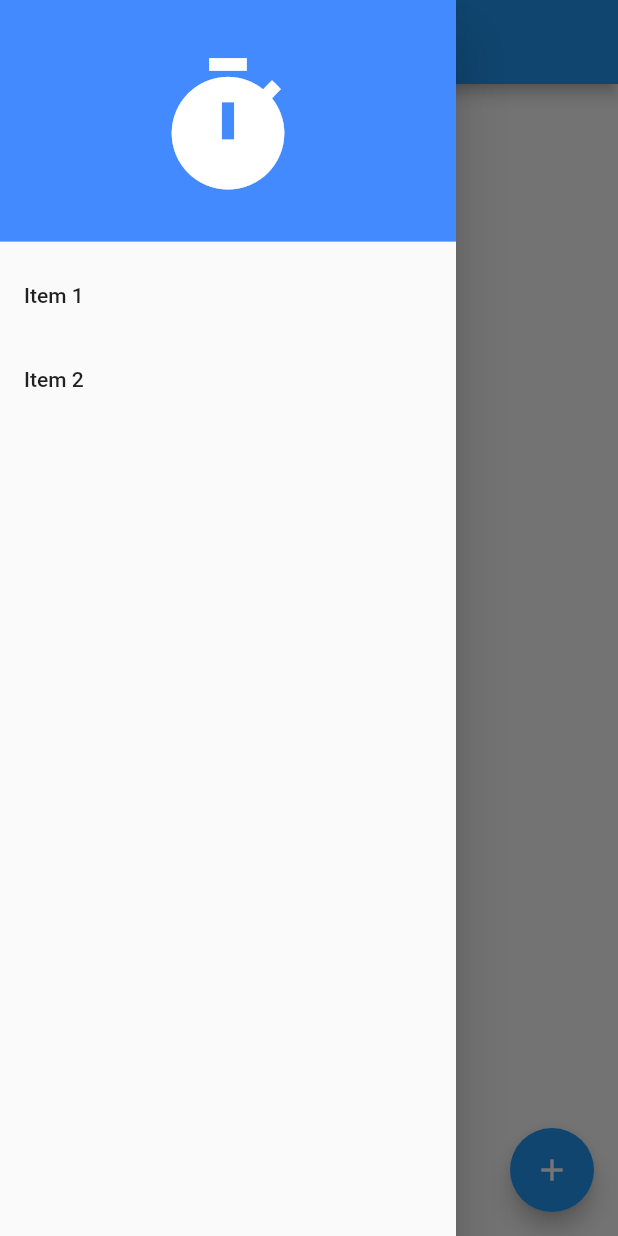
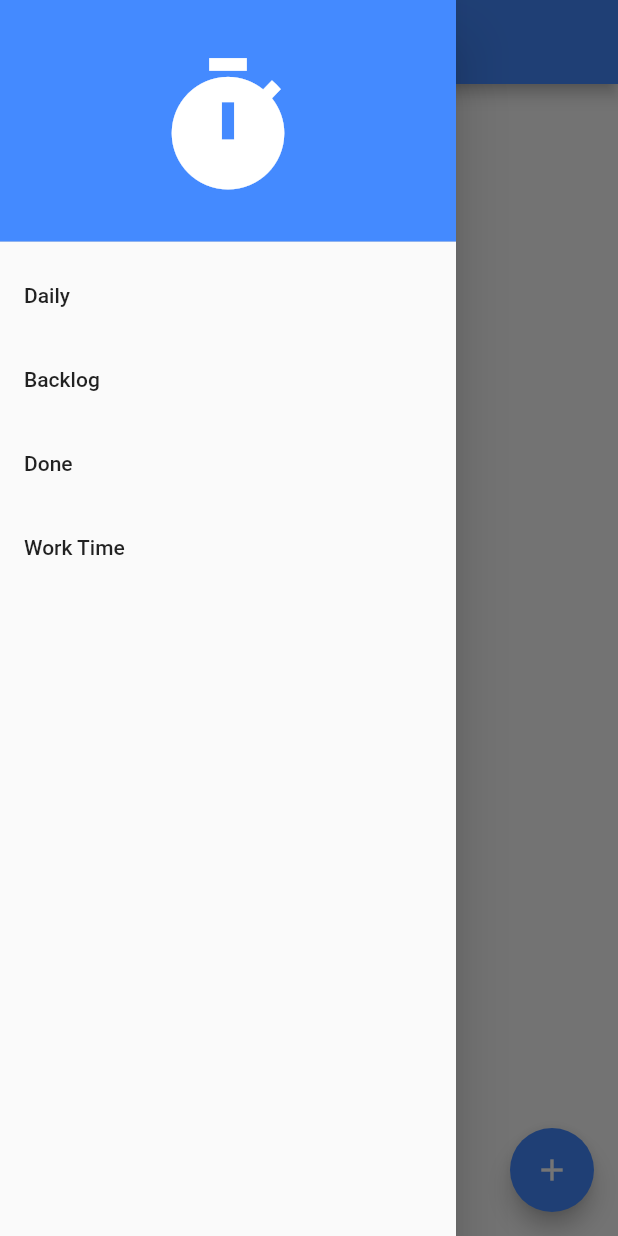
Before and after one commit to haxcode/task_tracking_app, a Flutter app: the screen it shows after launch, with the side drawer open, on a phone screen of 412 x 824 dp. Run offline on Flutter 3.47's test engine with Material 2 defaults, Android fonts, the phone set to English and light mode, and no system bars; our stand-ins replace sqflite; accounts and stored records are empty.

Commit message:
fix colors in app

```diff
--- a/lib/src/app/view/main_view.dart
+++ b/lib/src/app/view/main_view.dart
@@ -1,5 +1,6 @@
 import 'package:flutter/material.dart';
-import 'package:task_tracking_app/src/app/view/todo_list.dart';
+import 'package:task_tracking_app/src/app/view/task/todo_list.dart';
+
 
 class MainView extends StatelessWidget {
   final String title;
@@ -9,7 +10,7 @@ class MainView extends StatelessWidget {
   @override
   Widget build(BuildContext context) {
     return Scaffold(
-      appBar: AppBar(title: Text(title)),
+      appBar: AppBar(title: Text(title),backgroundColor: Colors.blueAccent,),
       body: TodoList(),
       drawer: Drawer(
         child: ListView(
@@ -25,7 +26,7 @@ class MainView extends StatelessWidget {
                   shape: BoxShape.rectangle, color: Colors.blueAccent),
             ),
             ListTile(
-              title: Text('Item 1'),
+              title: Text('Daily'),
               onTap: () {
                 // Update the state of the app
                 // ...
@@ -34,7 +35,25 @@ class MainView extends StatelessWidget {
               },
             ),
             ListTile(
-              title: Text('Item 2'),
+              title: Text('Backlog'),
+              onTap: () {
+                // Update the state of the app
+                // ...
+                // Then close the drawer
+                Navigator.pop(context);
+              },
+            ),
+            ListTile(
+              title: Text('Done'),
+              onTap: () {
+                // Update the state of the app
+                // ...
+                // Then close the drawer
+                Navigator.pop(context);
+              },
+            ),
+            ListTile(
+              title: Text('Work Time'),
               onTap: () {
                 // Update the state of the app
                 // ...
--- /dev/null
+++ b/lib/src/app/view/task/todo_list.dart
@@ -0,0 +1,98 @@
+import 'package:flutter/material.dart';
+import 'package:task_tracking_app/src/app/view/task/todo_create_form.dart';
+
+class TodoList extends StatefulWidget {
+  @override
+  createState() => new TodoListState();
+}
+
+class TodoListState extends State<TodoList> {
+  List<String> _todoItems = [];
+
+  // This will be called each time the + button is pressed
+  void _addTodoItem(String task) {
+    // Putting our code inside "setState" tells the app that our state has changed, and
+    // it will automatically re-render the list
+    if(task.length > 0){
+
+      setState(() => _todoItems.add(task));
+    }
+  }
+
+  // Build the whole list of todo items
+  Widget _buildTodoList() {
+    return new ListView.builder(
+      itemBuilder: (context, index) {
+        // itemBuilder will be automatically be called as many times as it takes for the
+        // list to fill up its available space, which is most likely more than the
+        // number of todo items we have. So, we need to check the index is OK.
+        if(index < _todoItems.length) {
+          return _buildTodoItem(_todoItems[index]);
+        }
+      },
+    );
+  }
+
+  void _createAddTodoScreen() {
+    // Push this page onto the stack
+    Navigator.of(context).push(
+      // MaterialPageRoute will automatically animate the screen entry, as well
+      // as adding a back button to close it
+        new MaterialPageRoute(
+            builder: (context) {
+              return new Scaffold(
+                  appBar: new AppBar(
+                      title: new Text('Add a new task')
+                  ),
+                  body: new TextField(
+                        autofocus: true,
+                        onSubmitted: (val) {
+                          _addTodoItem(val);
+                          Navigator.pop(context); // Close the add todo screen
+                        },
+                        decoration: new InputDecoration(
+                            hintText: 'Title of your task',
+                            contentPadding: const EdgeInsets.all(16.0)
+
+                        ),
+
+                      )
+              );
+            }
+        )
+    );
+  }
+
+  // Build a single todo item
+  Widget _buildTodoItem(String todoText) {
+    return new ListTile(
+        title: new Text(todoText)
+    );
+  }
+
+  @override
+  Widget build(BuildContext context) {
+    return new Scaffold(
+      appBar:  PreferredSize(
+          preferredSize: Size.fromHeight(30),
+          child: Padding(
+            padding: const EdgeInsets.fromLTRB(0, 10, 0, 0),
+            child: AppBar( // Here we create one to set status bar color
+              backgroundColor: Colors.transparent,
+              title: Text('Daily tasks', style:TextStyle(color: Colors.grey[700], fontSize: 17)),
+              elevation:0.0 ,
+              toolbarOpacity: 0.0,
+              bottomOpacity: 0.0,
+            ),
+          )
+      ),
+      body: _buildTodoList(),
+      floatingActionButton: new FloatingActionButton(
+          onPressed: _createAddTodoScreen,
+          tooltip: 'Add task',
+          child: new Icon(Icons.add),
+          backgroundColor: Colors.blueAccent,
+      ),
+    );
+  }
+}
--- a/lib/src/app/view/task_tracking_app.dart
+++ b/lib/src/app/view/task_tracking_app.dart
@@ -1,6 +1,5 @@
 import 'package:flutter/material.dart';
 import 'package:task_tracking_app/src/app/view/main_view.dart';
-import 'package:task_tracking_app/src/app/view/todo_list.dart';
 
 
 class TaskTrackingApp extends StatelessWidget {
@@ -11,8 +10,7 @@ class TaskTrackingApp extends StatelessWidget {
     return new MaterialApp(
           title: appName,
           home: new MainView(title: appName,)
-//        title: 'Daily task list',
-//        home: new TodoList()
+
     );
   }
 }
--- a/lib/src/app/view/todo_list.dart
+++ /dev/null
@@ -1,96 +0,0 @@
-import 'package:flutter/material.dart';
-
-class TodoList extends StatefulWidget {
-  @override
-  createState() => new TodoListState();
-}
-
-class TodoListState extends State<TodoList> {
-  List<String> _todoItems = [];
-
-  // This will be called each time the + button is pressed
-  void _addTodoItem(String task) {
-    // Putting our code inside "setState" tells the app that our state has changed, and
-    // it will automatically re-render the list
-    if(task.length > 0){
-
-      setState(() => _todoItems.add(task));
-    }
-  }
-
-  // Build the whole list of todo items
-  Widget _buildTodoList() {
-    return new ListView.builder(
-      itemBuilder: (context, index) {
-        // itemBuilder will be automatically be called as many times as it takes for the
-        // list to fill up its available space, which is most likely more than the
-        // number of todo items we have. So, we need to check the index is OK.
-        if(index < _todoItems.length) {
-          return _buildTodoItem(_todoItems[index]);
-        }
-      },
-    );
-  }
-
-  void _createAddTodoScreen() {
-    // Push this page onto the stack
-    Navigator.of(context).push(
-      // MaterialPageRoute will automatically animate the screen entry, as well
-      // as adding a back button to close it
-        new MaterialPageRoute(
-            builder: (context) {
-              return new Scaffold(
-                  appBar: new AppBar(
-                      title: new Text('Add a new task')
-                  ),
-                  body: new TextField(
-                        autofocus: true,
-                        onSubmitted: (val) {
-                          _addTodoItem(val);
-                          Navigator.pop(context); // Close the add todo screen
-                        },
-                        decoration: new InputDecoration(
-                            hintText: 'Title of your task',
-                            contentPadding: const EdgeInsets.all(16.0)
-
-                        ),
-
-                      )
-              );
-            }
-        )
-    );
-  }
-
-  // Build a single todo item
-  Widget _buildTodoItem(String todoText) {
-    return new ListTile(
-        title: new Text(todoText)
-    );
-  }
-
-  @override
-  Widget build(BuildContext context) {
-    return new Scaffold(
-      appBar:  PreferredSize(
-          preferredSize: Size.fromHeight(30),
-          child: Padding(
-            padding: const EdgeInsets.fromLTRB(0, 10, 0, 0),
-            child: AppBar( // Here we create one to set status bar color
-              backgroundColor: Colors.transparent,
-              title: Text('Daily tasks', style:TextStyle(color: Colors.grey[700], fontSize: 17)),
-              elevation:0.0 ,
-              toolbarOpacity: 0.0,
-              bottomOpacity: 0.0,
-            ),
-          )
-      ),
-      body: _buildTodoList(),
-      floatingActionButton: new FloatingActionButton(
-          onPressed: _createAddTodoScreen,
-          tooltip: 'Add task',
-          child: new Icon(Icons.add)
-      ),
-    );
-  }
-}
```
Also changed, not shown: lib/src/app/view/task/todo_create_form.dart (added, +52 -0 lines).
